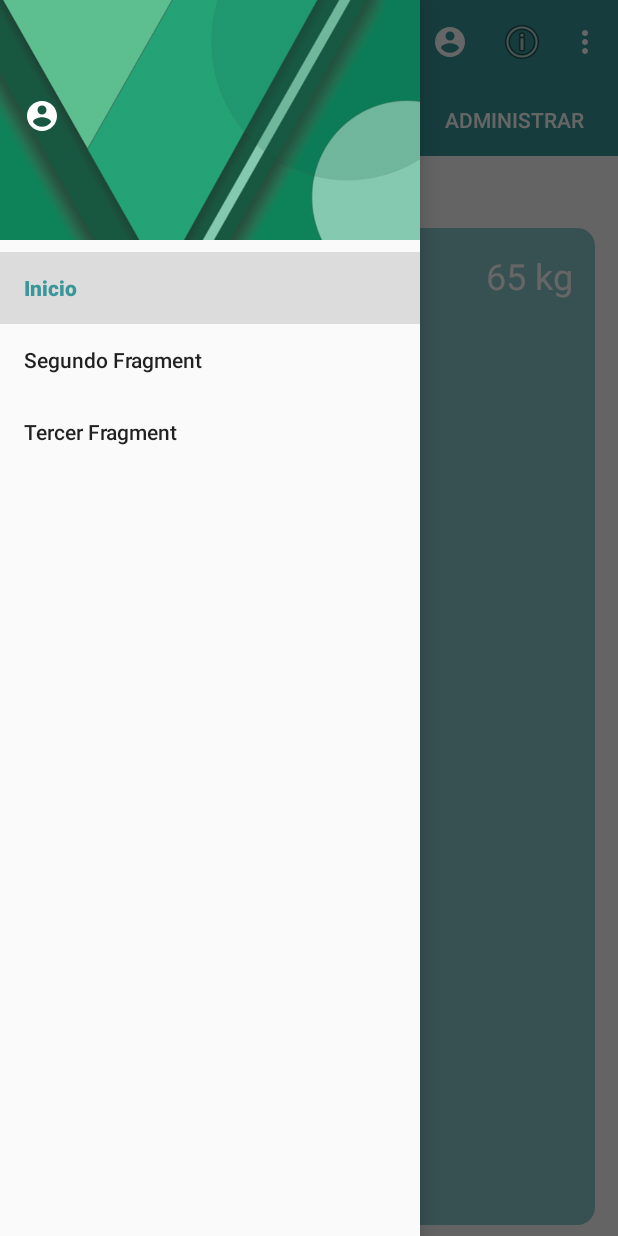
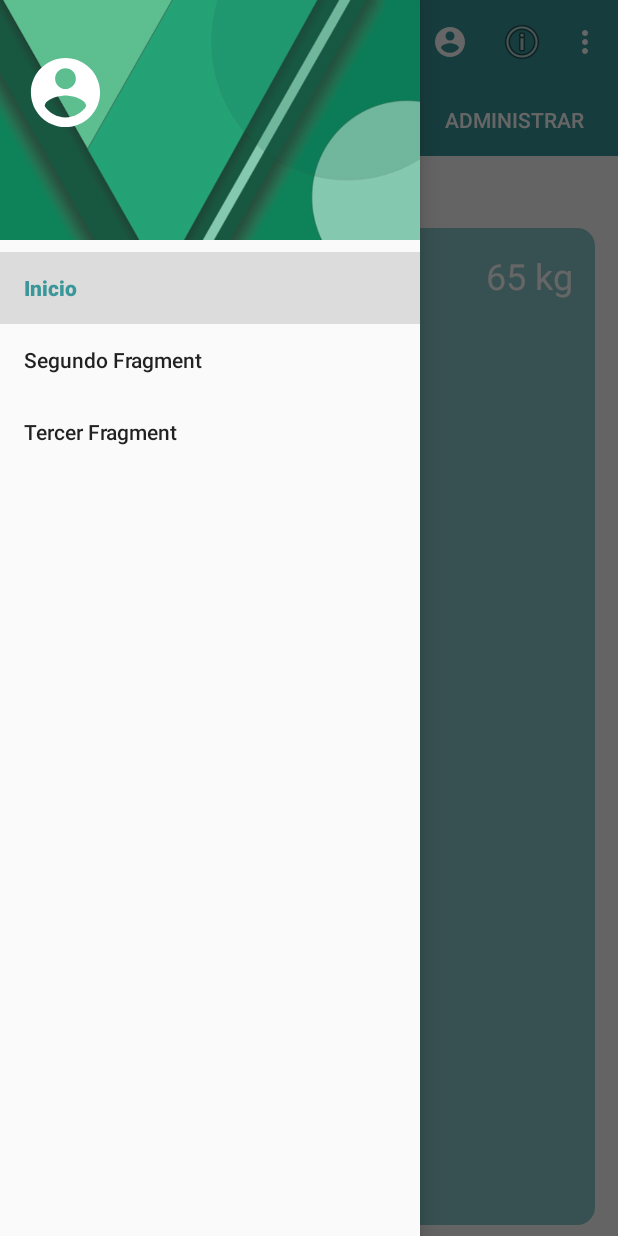
Before and after one commit to rousah/Bascula-grupo-2, an Android app: the screen it shows after launch once a user with an empty profile is signed in (MainActivity), with the side drawer open, on a phone screen of 412 x 824 dp. Run offline under Robolectric (Android 15) with nearby library versions, the phone set to English and light mode, and no system bars; our stand-ins replace Firebase (no records; nobody signed in at launch, a user with empty details on screens opened directly), Picasso, Volley; libraries missing offline, so code that uses them is left out: com.firebase.ui; 2 statements that could not run were skipped.

Commit message:
foto cuando logea con email

```diff
--- a/Bascula/app/src/main/java/com/example/rousah/bascula/MainActivity.java
+++ b/Bascula/app/src/main/java/com/example/rousah/bascula/MainActivity.java
@@ -431,8 +431,8 @@
     //--------------Drawer--------------------
 
 
-    //--------------Nav Usuario----------------
 
+    //--------------Nav Header----------------
     void mostrarUsuarioNavDrawer(FirebaseUser usuario) {
         TextView nombre = headerLayout.findViewById(R.id.nombreNav);
         nombre.setText(usuario.getDisplayName());
@@ -449,6 +449,12 @@
             Picasso.with(getBaseContext()).load(uri).transform(new CircleTransform()).into(imagenPerfil);
             System.out.println("dentro de getPhoto");
         }
+        //por si se logea con email y no tiene foto asignada
+        else {
+            imagenPerfil.setImageDrawable(getDrawable(R.drawable.ic_account_circle_black_55dp));
+        }
     }
+    //--------------Nav Header----------------
+
 
 }
--- /dev/null
+++ b/Bascula/app/src/main/res/drawable/ic_account_circle_black_55dp.xml
@@ -0,0 +1,5 @@
+<vector android:height="55dp" android:tint="#FFFFFF"
+    android:viewportHeight="24.0" android:viewportWidth="24.0"
+    android:width="55dp" xmlns:android="http://schemas.android.com/apk/res/android">
+    <path android:fillColor="#FF000000" android:pathData="M12,2C6.48,2 2,6.48 2,12s4.48,10 10,10 10,-4.48 10,-10S17.52,2 12,2zM12,5c1.66,0 3,1.34 3,3s-1.34,3 -3,3 -3,-1.34 -3,-3 1.34,-3 3,-3zM12,19.2c-2.5,0 -4.71,-1.28 -6,-3.22 0.03,-1.99 4,-3.08 6,-3.08 1.99,0 5.97,1.09 6,3.08 -1.29,1.94 -3.5,3.22 -6,3.22z"/>
+</vector>
```
